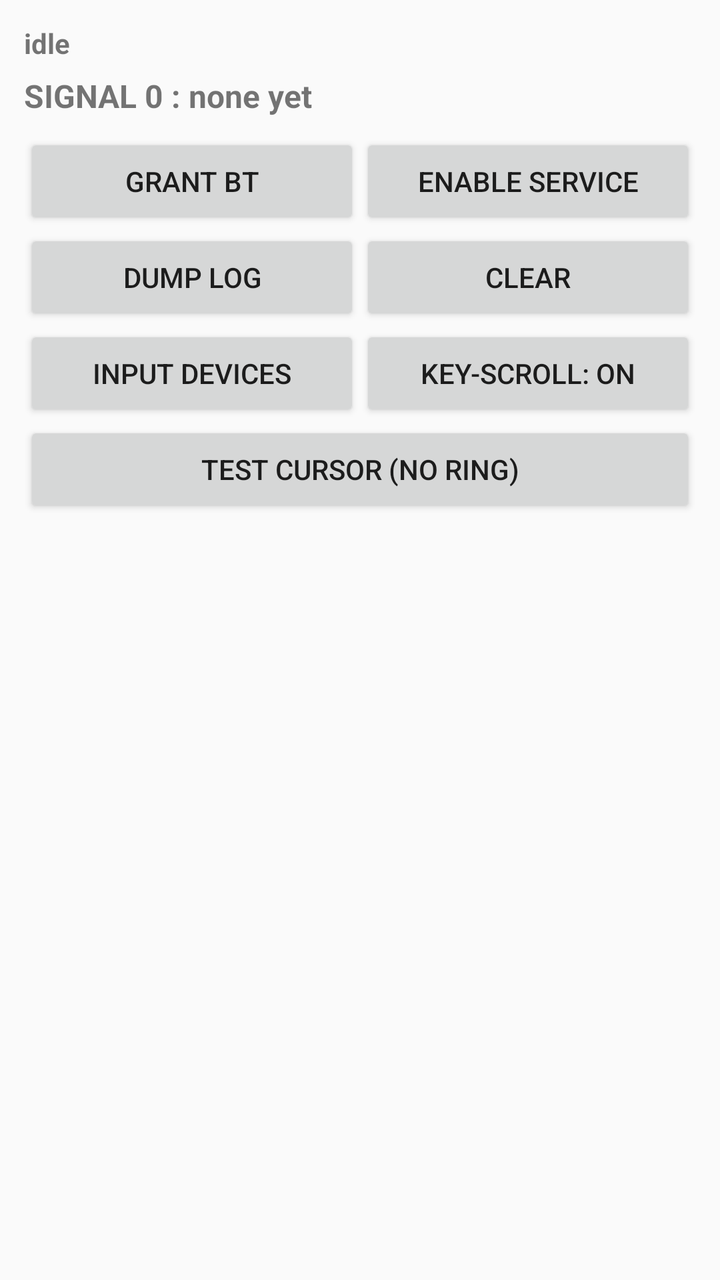
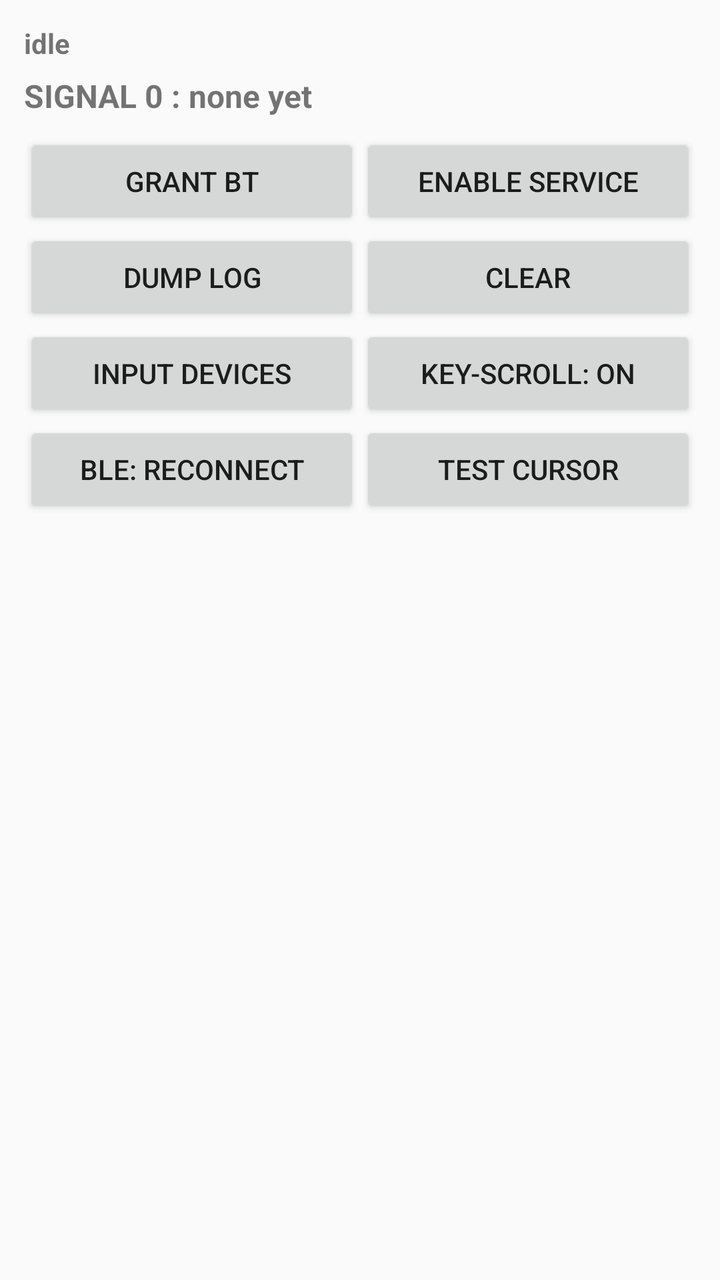

The first picture is an Android layout as it rendered before a commit; the second is the same layout after the commit. The layout source and the unified diff follow.
<!-- AndroidManifest.xml: application theme Theme.RingCursor -->
<!-- res/layout/activity_main.xml -->
<?xml version="1.0" encoding="utf-8"?>
<LinearLayout xmlns:android="http://schemas.android.com/apk/res/android"
    android:id="@+id/root"
    android:layout_width="match_parent"
    android:layout_height="match_parent"
    android:orientation="vertical"
    android:padding="12dp">

    <TextView
        android:id="@+id/status"
        android:layout_width="match_parent"
        android:layout_height="wrap_content"
        android:textStyle="bold"
        android:text="idle" />

    <TextView
        android:id="@+id/signal"
        android:layout_width="match_parent"
        android:layout_height="wrap_content"
        android:textStyle="bold"
        android:textSize="16sp"
        android:paddingTop="6dp"
        android:paddingBottom="8dp"
        android:text="SIGNAL 0 : none yet" />

    <LinearLayout
        android:layout_width="match_parent"
        android:layout_height="wrap_content"
        android:orientation="horizontal">

        <Button
            android:id="@+id/btnPerms"
            android:layout_width="0dp"
            android:layout_weight="1"
            android:layout_height="wrap_content"
            android:text="Grant BT" />

        <Button
            android:id="@+id/btnA11y"
            android:layout_width="0dp"
            android:layout_weight="1"
            android:layout_height="wrap_content"
            android:text="Enable service" />
    </LinearLayout>

    <LinearLayout
        android:layout_width="match_parent"
        android:layout_height="wrap_content"
        android:orientation="horizontal">

        <Button
            android:id="@+id/btnDump"
            android:layout_width="0dp"
            android:layout_weight="1"
            android:layout_height="wrap_content"
            android:text="Dump log" />

        <Button
            android:id="@+id/btnClear"
            android:layout_width="0dp"
            android:layout_weight="1"
            android:layout_height="wrap_content"
            android:text="Clear" />
    </LinearLayout>

    <LinearLayout
        android:layout_width="match_parent"
        android:layout_height="wrap_content"
        android:orientation="horizontal">

        <Button
            android:id="@+id/btnDevices"
            android:layout_width="0dp"
            android:layout_weight="1"
            android:layout_height="wrap_content"
            android:text="Input devices" />

        <Button
            android:id="@+id/btnKeyScroll"
            android:layout_width="0dp"
            android:layout_weight="1"
            android:layout_height="wrap_content"
            android:text="Key-scroll: ON" />
    </LinearLayout>

    <Button
        android:id="@+id/btnDemo"
        android:layout_width="match_parent"
        android:layout_height="wrap_content"
        android:text="Test cursor (no ring)" />

    <ScrollView
        android:id="@+id/scroll"
        android:layout_width="match_parent"
        android:layout_height="0dp"
        android:layout_weight="1">

        <TextView
            android:id="@+id/log"
            android:layout_width="match_parent"
            android:layout_height="wrap_content"
            android:fontFamily="monospace"
            android:textSize="10sp"
            android:typeface="monospace" />
    </ScrollView>
</LinearLayout>
<!-- resources referenced by this layout -->
<resources>
  <style name="Theme.RingCursor" parent="Theme.AppCompat.DayNight.DarkActionBar" />
</resources>

<!-- the commit's change to res/layout/activity_main.xml (unified diff, before → after) -->
@@ -83,11 +83,25 @@
             android:text="Key-scroll: ON" />
     </LinearLayout>
 
-    <Button
-        android:id="@+id/btnDemo"
+    <LinearLayout
         android:layout_width="match_parent"
         android:layout_height="wrap_content"
-        android:text="Test cursor (no ring)" />
+        android:orientation="horizontal">
+
+        <Button
+            android:id="@+id/btnBle"
+            android:layout_width="0dp"
+            android:layout_weight="1"
+            android:layout_height="wrap_content"
+            android:text="BLE: reconnect" />
+
+        <Button
+            android:id="@+id/btnDemo"
+            android:layout_width="0dp"
+            android:layout_weight="1"
+            android:layout_height="wrap_content"
+            android:text="Test cursor" />
+    </LinearLayout>
 
     <ScrollView
         android:id="@+id/scroll"
